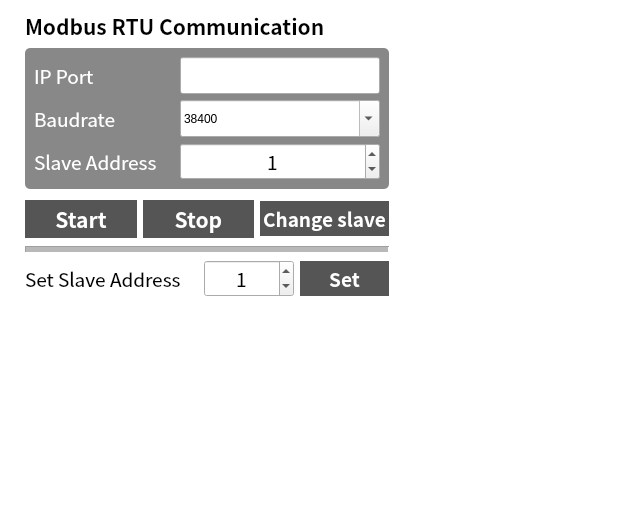
Above: ui/modbus_form.ui from PlanA2G/datc_user_interface before the change. Below: the same form after it.
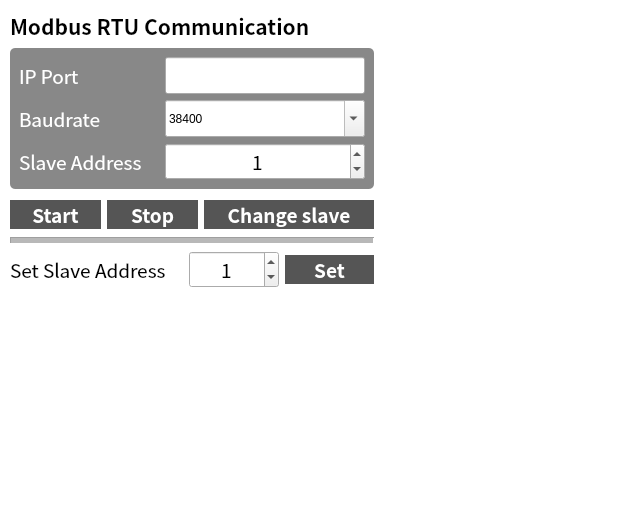
That is the form after the change.

Commit message: update: modify datc_ctrl ui & add ctrl with slider

Patch:
```diff
--- a/ui/modbus_form.ui
+++ b/ui/modbus_form.ui
@@ -46,7 +46,7 @@
 #pushButton_modbus_start{
 	background-color:#555555;
 	color:#FFFFFF;
-	padding:3px;
+
 	border-top-left-radius:20px;
 	border-bottom-left-radius:20px;
 }
@@ -54,7 +54,6 @@
 #pushButton_modbus_stop{
 	background-color:#555555;
 	color:#FFFFFF;
-	padding:3px;
 	border-top-right-radius:20px;
 	border-bottom-right-radius:20px;
 }
@@ -62,14 +61,12 @@
 #pushButton_modbus_slave_change{
 	background-color:#555555;
 	color:#FFFFFF;
-	padding:3px;
 	border-radius:20px
 }
 
 #pushButton_modbus_set_slave_addr{
 	background-color:#555555;
 	color:#FFFFFF;
-	padding:3px;
 	border-top-right-radius:20px;
 	border-bottom-right-radius:20px;
 }
@@ -78,7 +75,7 @@
   </property>
   <layout class="QGridLayout" name="gridLayout">
    <property name="leftMargin">
-    <number>25</number>
+    <number>10</number>
    </property>
    <property name="topMargin">
     <number>10</number>
@@ -470,7 +467,7 @@
          <property name="font">
           <font>
            <family>Noto Sans CJK HK</family>
-           <pointsize>16</pointsize>
+           <pointsize>14</pointsize>
            <weight>75</weight>
            <bold>true</bold>
           </font>
@@ -684,7 +681,7 @@
          <property name="font">
           <font>
            <family>Noto Sans CJK HK</family>
-           <pointsize>16</pointsize>
+           <pointsize>14</pointsize>
            <weight>75</weight>
            <bold>true</bold>
           </font>
@@ -696,6 +693,24 @@
        </item>
        <item>
         <widget class="QPushButton" name="pushButton_modbus_slave_change">
+         <property name="sizePolicy">
+          <sizepolicy hsizetype="Maximum" vsizetype="Fixed">
+           <horstretch>0</horstretch>
+           <verstretch>0</verstretch>
+          </sizepolicy>
+         </property>
+         <property name="minimumSize">
+          <size>
+           <width>170</width>
+           <height>0</height>
+          </size>
+         </property>
+         <property name="maximumSize">
+          <size>
+           <width>170</width>
+           <height>16777215</height>
+          </size>
+         </property>
          <property name="palette">
           <palette>
            <active>
```
The commit also changes 5 other files.
